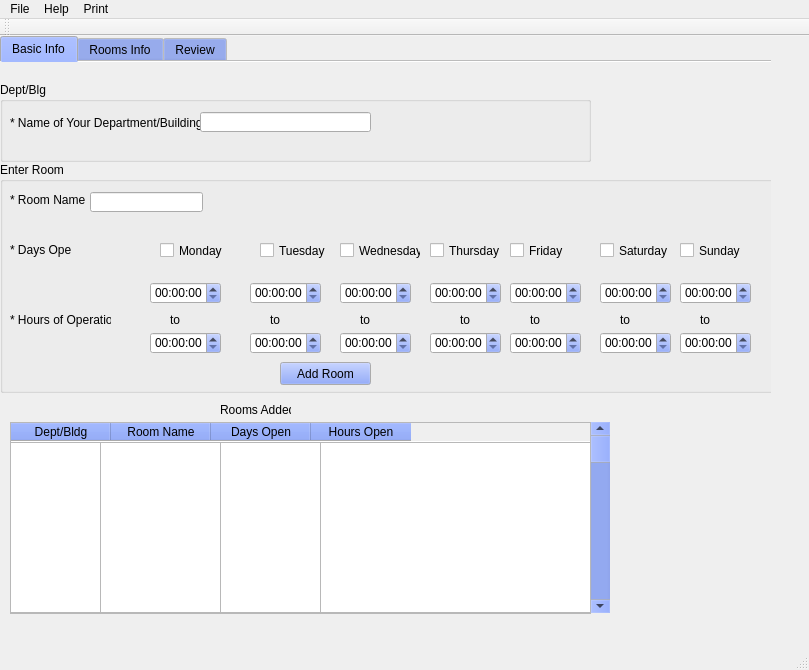
Before: the Qt Designer form Project_S_GUI_Template/mainwindow.ui in georgymh/project-s, drawn with Qt 5.
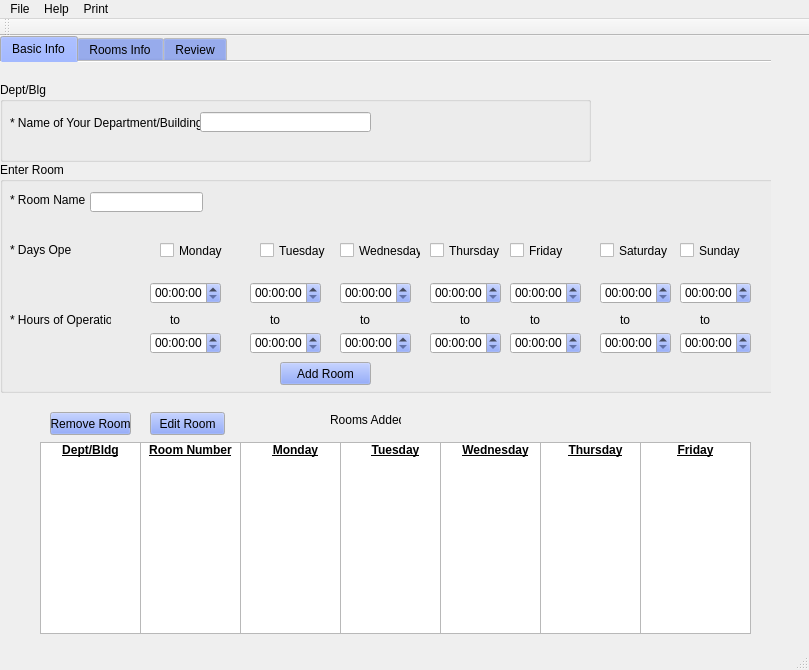
After: the same form once the commit is applied.

```diff
--- a/Project_S_GUI_Template/mainwindow.ui
+++ b/Project_S_GUI_Template/mainwindow.ui
@@ -29,7 +29,7 @@
       <x>0</x>
       <y>0</y>
       <width>771</width>
-      <height>621</height>
+      <height>631</height>
      </rect>
     </property>
     <property name="palette">
@@ -88,24 +88,11 @@
      <attribute name="title">
       <string>Basic Info</string>
      </attribute>
-     <widget class="QScrollBar" name="verticalScrollBar_3">
-      <property name="geometry">
-       <rect>
-        <x>590</x>
-        <y>360</y>
-        <width>20</width>
-        <height>191</height>
-       </rect>
-      </property>
-      <property name="orientation">
-       <enum>Qt::Vertical</enum>
-      </property>
-     </widget>
      <widget class="QLabel" name="label_14">
       <property name="geometry">
        <rect>
-        <x>220</x>
-        <y>340</y>
+        <x>330</x>
+        <y>350</y>
         <width>71</width>
         <height>16</height>
        </rect>
@@ -114,36 +101,6 @@
        <string>Rooms Added</string>
       </property>
      </widget>
-     <widget class="QTableWidget" name="tableWidget">
-      <property name="geometry">
-       <rect>
-        <x>10</x>
-        <y>360</y>
-        <width>581</width>
-        <height>192</height>
-       </rect>
-      </property>
-      <column>
-       <property name="text">
-        <string>Dept/Bldg</string>
-       </property>
-      </column>
-      <column>
-       <property name="text">
-        <string>Room Name</string>
-       </property>
-      </column>
-      <column>
-       <property name="text">
-        <string>Days Open</string>
-       </property>
-      </column>
-      <column>
-       <property name="text">
-        <string>Hours Open</string>
-       </property>
-      </column>
-     </widget>
      <widget class="QGroupBox" name="groupBox">
       <property name="geometry">
        <rect>
@@ -580,41 +537,212 @@
      <widget class="QListWidget" name="listWidget">
       <property name="geometry">
        <rect>
-        <x>10</x>
+        <x>40</x>
         <y>380</y>
-        <width>91</width>
-        <height>171</height>
+        <width>101</width>
+        <height>192</height>
        </rect>
       </property>
+      <item>
+       <property name="text">
+        <string>Dept/Bldg</string>
+       </property>
+       <property name="font">
+        <font>
+         <weight>75</weight>
+         <bold>true</bold>
+         <underline>true</underline>
+         <strikeout>false</strikeout>
+        </font>
+       </property>
+       <property name="textAlignment">
+        <set>AlignHCenter|AlignVCenter|AlignCenter</set>
+       </property>
+       <property name="background">
+        <brush brushstyle="NoBrush">
+         <color alpha="255">
+          <red>0</red>
+          <green>0</green>
+          <blue>0</blue>
+         </color>
+        </brush>
+       </property>
+      </item>
      </widget>
      <widget class="QListWidget" name="listWidget_2">
       <property name="geometry">
        <rect>
-        <x>100</x>
+        <x>140</x>
         <y>380</y>
-        <width>121</width>
-        <height>171</height>
+        <width>101</width>
+        <height>192</height>
        </rect>
       </property>
+      <item>
+       <property name="text">
+        <string>Room Number</string>
+       </property>
+       <property name="font">
+        <font>
+         <weight>75</weight>
+         <bold>true</bold>
+         <underline>true</underline>
+        </font>
+       </property>
+       <property name="textAlignment">
+        <set>AlignHCenter|AlignVCenter|AlignCenter</set>
+       </property>
+      </item>
      </widget>
      <widget class="QListWidget" name="listWidget_3">
       <property name="geometry">
        <rect>
-        <x>220</x>
+        <x>240</x>
         <y>380</y>
-        <width>101</width>
-        <height>171</height>
+        <width>111</width>
+        <height>192</height>
        </rect>
       </property>
+      <item>
+       <property name="text">
+        <string>Monday</string>
+       </property>
+       <property name="font">
+        <font>
+         <weight>75</weight>
+         <bold>true</bold>
+         <underline>true</underline>
+        </font>
+       </property>
+       <property name="textAlignment">
+        <set>AlignHCenter|AlignVCenter|AlignCenter</set>
+       </property>
+      </item>
      </widget>
      <widget class="QListWidget" name="listWidget_4">
       <property name="geometry">
        <rect>
-        <x>320</x>
+        <x>340</x>
         <y>380</y>
-        <width>271</width>
-        <height>171</height>
+        <width>111</width>
+        <height>192</height>
        </rect>
+      </property>
+      <item>
+       <property name="text">
+        <string>Tuesday</string>
+       </property>
+       <property name="font">
+        <font>
+         <weight>75</weight>
+         <bold>true</bold>
+         <underline>true</underline>
+        </font>
+       </property>
+       <property name="textAlignment">
+        <set>AlignHCenter|AlignVCenter|AlignCenter</set>
+       </property>
+      </item>
+     </widget>
+     <widget class="QListWidget" name="listWidget_5">
+      <property name="geometry">
+       <rect>
+        <x>440</x>
+        <y>380</y>
+        <width>111</width>
+        <height>192</height>
+       </rect>
+      </property>
+      <item>
+       <property name="text">
+        <string>Wednesday</string>
+       </property>
+       <property name="font">
+        <font>
+         <weight>75</weight>
+         <bold>true</bold>
+         <underline>true</underline>
+        </font>
+       </property>
+       <property name="textAlignment">
+        <set>AlignHCenter|AlignVCenter|AlignCenter</set>
+       </property>
+      </item>
+     </widget>
+     <widget class="QListWidget" name="listWidget_6">
+      <property name="geometry">
+       <rect>
+        <x>540</x>
+        <y>380</y>
+        <width>111</width>
+        <height>192</height>
+       </rect>
+      </property>
+      <item>
+       <property name="text">
+        <string>Thursday</string>
+       </property>
+       <property name="font">
+        <font>
+         <weight>75</weight>
+         <bold>true</bold>
+         <underline>true</underline>
+        </font>
+       </property>
+       <property name="textAlignment">
+        <set>AlignHCenter|AlignVCenter|AlignCenter</set>
+       </property>
+      </item>
+     </widget>
+     <widget class="QListWidget" name="listWidget_7">
+      <property name="geometry">
+       <rect>
+        <x>640</x>
+        <y>380</y>
+        <width>111</width>
+        <height>192</height>
+       </rect>
+      </property>
+      <item>
+       <property name="text">
+        <string>Friday</string>
+       </property>
+       <property name="font">
+        <font>
+         <weight>75</weight>
+         <bold>true</bold>
+         <underline>true</underline>
+        </font>
+       </property>
+       <property name="textAlignment">
+        <set>AlignHCenter|AlignVCenter|AlignCenter</set>
+       </property>
+      </item>
+     </widget>
+     <widget class="QPushButton" name="pushButton_6">
+      <property name="geometry">
+       <rect>
+        <x>50</x>
+        <y>350</y>
+        <width>81</width>
+        <height>23</height>
+       </rect>
+      </property>
+      <property name="text">
+       <string>Remove Room</string>
+      </property>
+     </widget>
+     <widget class="QPushButton" name="pushButton_7">
+      <property name="geometry">
+       <rect>
+        <x>150</x>
+        <y>350</y>
+        <width>75</width>
+        <height>23</height>
+       </rect>
+      </property>
+      <property name="text">
+       <string>Edit Room</string>
       </property>
      </widget>
     </widget>
```
